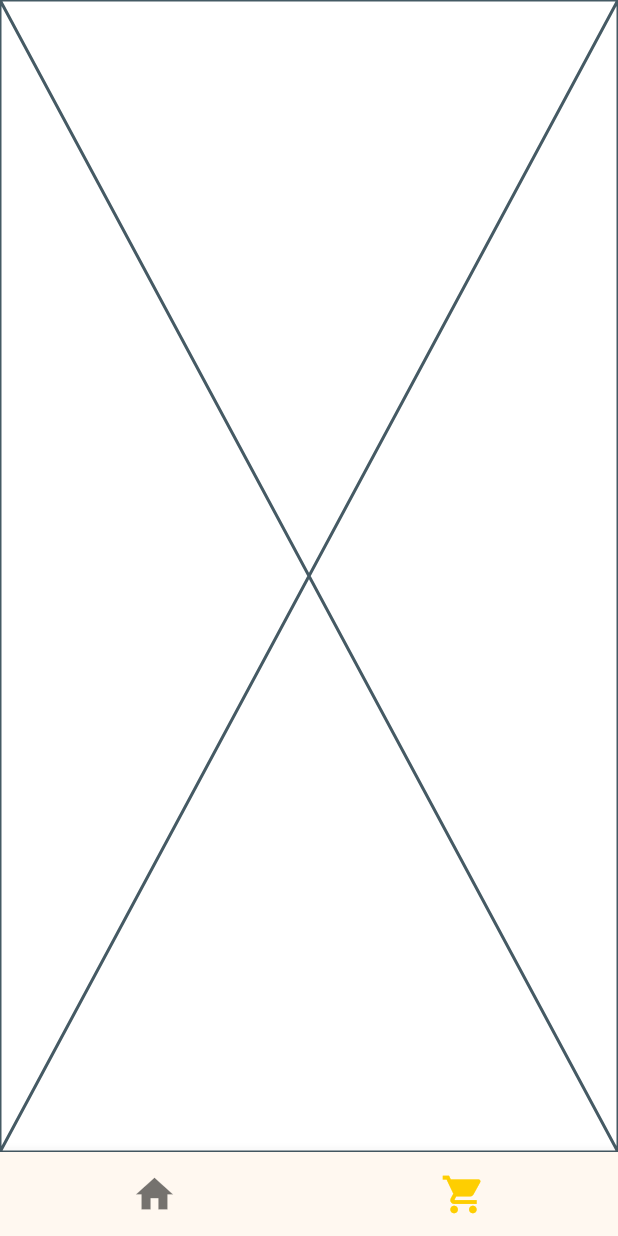
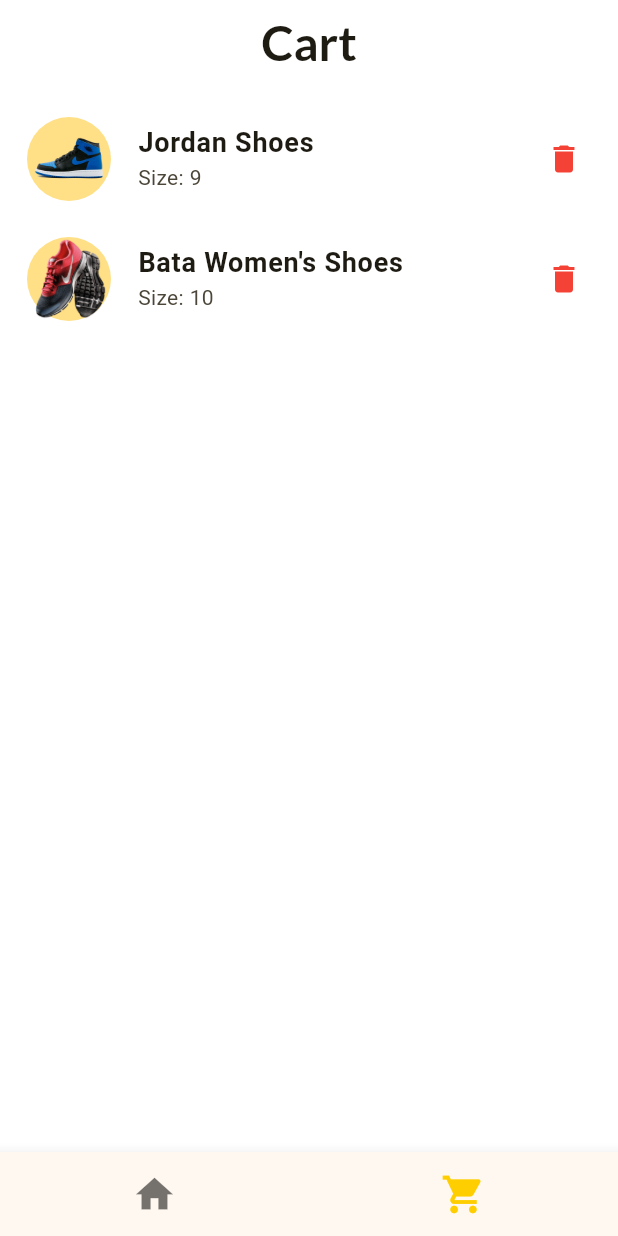
Before and after one commit to VannetNang/small-shopping-app-flutter, a Flutter app: the screen it shows after launch, item 2 of the bottom bar chosen, on a phone screen of 412 x 824 dp. Run offline on Flutter 3.47's test engine with Material 3 defaults, Android fonts, the phone set to English and light mode, and no system bars.

Commit message:
- feat(checkout): implement checkout UI screen

```diff
--- a/lib/Models/data.dart
+++ b/lib/Models/data.dart
@@ -32,3 +32,22 @@
     'sizes': [8, 9, 10],
   },
 ];
+
+final cart = [
+  {
+    'id': '3',
+    'name': 'Jordan Shoes',
+    'price': 420.69,
+    'imageUrl': 'assets/images/shoes_4.png',
+    'company': 'Nike',
+    'sizes': 9,
+  },
+  {
+    'id': '2',
+    'name': 'Bata Women\'s Shoes',
+    'price': 28.95,
+    'imageUrl': 'assets/images/shoes_3.png',
+    'company': 'Bata',
+    'sizes': 10,
+  },
+];
--- a/lib/Views/checkout_screen.dart
+++ b/lib/Views/checkout_screen.dart
@@ -1,10 +1,47 @@
 import 'package:flutter/material.dart';
+import 'package:small_shopping_app_flutter/Models/data.dart';
 
 class CheckoutScreen extends StatelessWidget {
   const CheckoutScreen({super.key});
 
   @override
   Widget build(BuildContext context) {
-    return const Placeholder();
+    return Scaffold(
+      appBar: AppBar(title: Center(child: Text('Cart'))),
+
+      body: Column(
+        children: [
+          const SizedBox(height: 10),
+
+          Expanded(
+            child: ListView.builder(
+              itemCount: cart.length,
+              itemBuilder: (context, index) {
+                final cartItem = cart[index];
+
+                return Padding(
+                  padding: const EdgeInsets.symmetric(vertical: 4),
+                  child: ListTile(
+                    title: Text(
+                      cartItem['name'] as String,
+                      style: TextStyle(
+                        fontSize: 18,
+                        fontWeight: FontWeight.bold,
+                      ),
+                    ),
+                    subtitle: Text('Size: ${cartItem['sizes'].toString()}'),
+                    leading: CircleAvatar(
+                      radius: 30,
+                      child: Image.asset(cartItem['imageUrl'] as String),
+                    ),
+                    trailing: Icon(Icons.delete, color: Colors.red),
+                  ),
+                );
+              },
+            ),
+          ),
+        ],
+      ),
+    );
   }
 }
```
